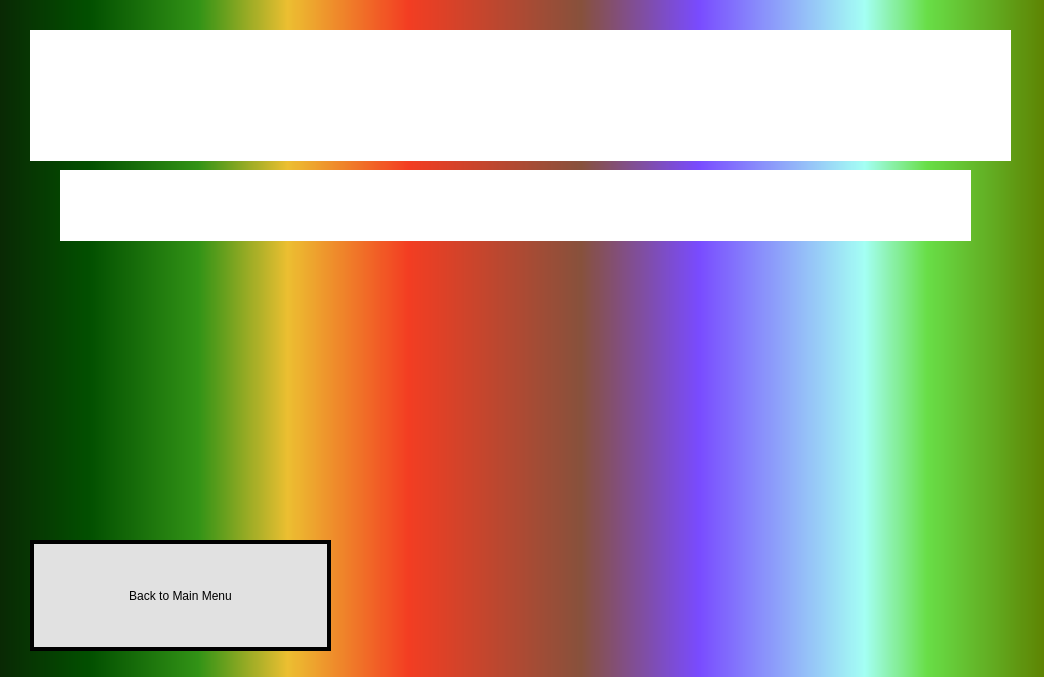
popInNotOut/nightmare-survival-simulator, file code/gamewindow.ui: the form before one commit.
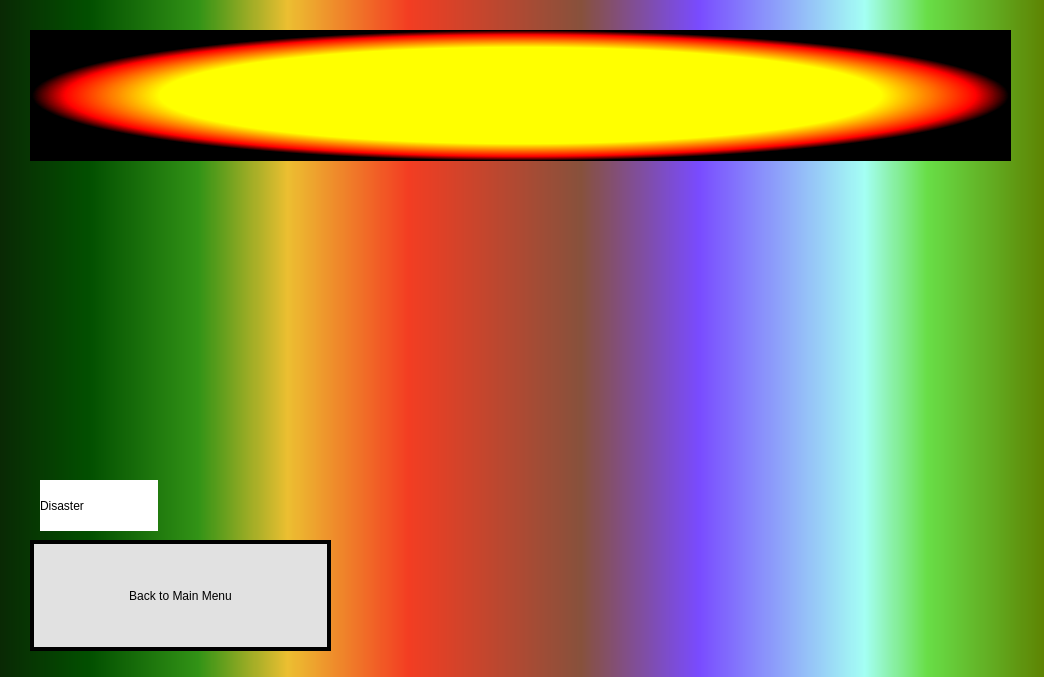
The form after the commit. The open tabs and pages were chosen to show the change. Icons and pictures are not drawn.

```diff
--- a/code/gamewindow.ui
+++ b/code/gamewindow.ui
@@ -783,8 +783,8 @@
      </property>
      <property name="styleSheet">
       <string notr="true">QLabel#causeOfDeathLabel{
-	background-color: white;
-	font: 600 15pt &quot;Segoe UI Semibold&quot;;
+	background-color: qradialgradient(spread:pad, cx:0.5, cy:0.5, radius:0.5, fx:0.5, fy:0.5, stop:0.735577 rgba(255, 255, 0, 255), stop:0.927885 rgba(255, 0, 0, 255), stop:0.995192 rgba(0, 0, 0, 255));
+	font: 26pt &quot;Tw Cen MT Condensed Extra Bold&quot;;
 	qproperty-alignment: AlignCenter;
 }</string>
      </property>
@@ -803,8 +803,8 @@
      </property>
      <property name="styleSheet">
       <string notr="true">QLabel#gameOverSurvivalTimeLabel{
-	background-color: white;
-	font: 600 15pt &quot;Segoe UI Semibold&quot;;
+	background-color: qlineargradient(spread:pad, x1:0, y1:0, x2:1, y2:0, stop:0 rgba(245, 224, 176, 255), stop:0.09 rgba(246, 189, 237, 255), stop:0.14 rgba(194, 207, 246, 255), stop:0.19 rgba(184, 160, 168, 255), stop:0.25 rgba(171, 186, 248, 255), stop:0.32 rgba(243, 248, 224, 255), stop:0.385 rgba(249, 162, 183, 255), stop:0.47 rgba(100, 115, 124, 255), stop:0.58 rgba(251, 205, 202, 255), stop:0.65 rgba(170, 128, 185, 255), stop:0.75 rgba(252, 222, 204, 255), stop:0.805 rgba(206, 122, 218, 255), stop:0.86 rgba(254, 223, 175, 255), stop:0.91 rgba(254, 236, 244, 255), stop:1 rgba(255, 191, 221, 255));
+	font: 9pt &quot;8514oem&quot;;
 	qproperty-alignment: AlignCenter;
 }</string>
      </property>
@@ -842,6 +842,39 @@
       <string>Back to Main Menu</string>
      </property>
     </widget>
+    <widget class="QWidget" name="horizontalLayoutWidget">
+     <property name="geometry">
+      <rect>
+       <x>20</x>
+       <y>460</y>
+       <width>241</width>
+       <height>51</height>
+      </rect>
+     </property>
+     <layout class="QHBoxLayout" name="gameOverDisasterTypeHorizontalLayout">
+      <item>
+       <widget class="QLabel" name="gameOverDisasterLabel">
+        <property name="styleSheet">
+         <string notr="true">QLabel#gameOverDisasterLabel{
+	background-color: white;
+	font: 9pt &quot;8514oem&quot;;
+	qproperty-alignment: AlignCenter;
+}</string>
+        </property>
+        <property name="text">
+         <string>Disaster</string>
+        </property>
+       </widget>
+      </item>
+      <item>
+       <widget class="QLabel" name="gameOverDisasterImageLabel">
+        <property name="text">
+         <string/>
+        </property>
+       </widget>
+      </item>
+     </layout>
+    </widget>
    </widget>
   </widget>
  </widget>
```
